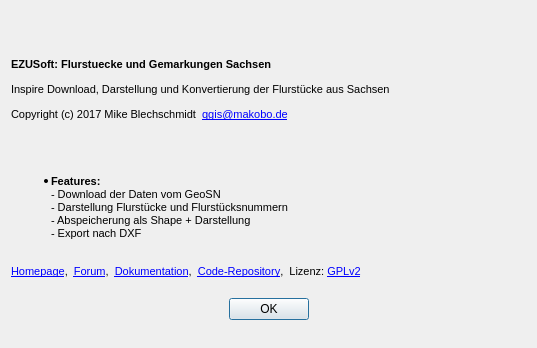
This is uiAbout.ui in EZUSoft/SaxonyCadastralParcels as Qt 5 draws it before an edit. The edited form follows.
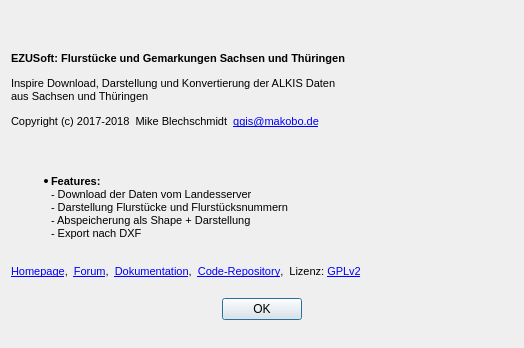
This is the edited form. Icons and pictures are not drawn.

The edit to the form file:
```diff
--- a/uiAbout.ui
+++ b/uiAbout.ui
@@ -51,16 +51,22 @@
      </property>
     </widget>
    </item>
-   <item row="0" column="0">
+   <item row="0" column="0" alignment="Qt::AlignLeft">
     <widget class="QLabel" name="label_2">
+     <property name="sizePolicy">
+      <sizepolicy hsizetype="Maximum" vsizetype="Preferred">
+       <horstretch>0</horstretch>
+       <verstretch>0</verstretch>
+      </sizepolicy>
+     </property>
      <property name="text">
       <string>&lt;!DOCTYPE HTML PUBLIC &quot;-//W3C//DTD HTML 4.0//EN&quot; &quot;http://www.w3.org/TR/REC-html40/strict.dtd&quot;&gt;
 &lt;html&gt;&lt;head&gt;&lt;meta name=&quot;qrichtext&quot; content=&quot;1&quot; /&gt;&lt;style type=&quot;text/css&quot;&gt;
 p, li { white-space: pre-wrap; }
 &lt;/style&gt;&lt;/head&gt;&lt;body style=&quot; font-family:'MS Shell Dlg 2'; font-size:8pt; font-weight:400; font-style:normal;&quot;&gt;
-&lt;p style=&quot; margin-top:12px; margin-bottom:12px; margin-left:0px; margin-right:0px; -qt-block-indent:0; text-indent:0px;&quot;&gt;&lt;span style=&quot; font-weight:600;&quot;&gt;EZUSoft: Flurstuecke und Gemarkungen Sachsen&lt;/span&gt;&lt;/p&gt;
-&lt;p style=&quot; margin-top:12px; margin-bottom:12px; margin-left:0px; margin-right:0px; -qt-block-indent:0; text-indent:0px;&quot;&gt;Inspire Download, Darstellung und Konvertierung der Flurstücke aus Sachsen&lt;/p&gt;
-&lt;p style=&quot; margin-top:12px; margin-bottom:12px; margin-left:0px; margin-right:0px; -qt-block-indent:0; text-indent:0px;&quot;&gt;Copyright (c) 2017 Mike Blechschmidt  &lt;a href=&quot;mailto:qgis@makobo.de&quot;&gt;&lt;span style=&quot; text-decoration: underline; color:#0000ff;&quot;&gt;qgis@makobo.de&lt;/span&gt;&lt;/a&gt;&lt;/p&gt;&lt;/body&gt;&lt;/html&gt;</string>
+&lt;p style=&quot; margin-top:12px; margin-bottom:12px; margin-left:0px; margin-right:0px; -qt-block-indent:0; text-indent:0px;&quot;&gt;&lt;span style=&quot; font-weight:600;&quot;&gt;EZUSoft: Flurstücke und Gemarkungen Sachsen und Thüringen&lt;/span&gt;&lt;/p&gt;
+&lt;p style=&quot; margin-top:12px; margin-bottom:12px; margin-left:0px; margin-right:0px; -qt-block-indent:0; text-indent:0px;&quot;&gt;Inspire Download, Darstellung und Konvertierung der ALKIS Daten &lt;br /&gt;aus Sachsen und Thüringen&lt;/p&gt;
+&lt;p style=&quot; margin-top:12px; margin-bottom:12px; margin-left:0px; margin-right:0px; -qt-block-indent:0; text-indent:0px;&quot;&gt;Copyright (c) 2017-2018  Mike Blechschmidt  &lt;a href=&quot;mailto:qgis@makobo.de&quot;&gt;&lt;span style=&quot; text-decoration: underline; color:#0000ff;&quot;&gt;qgis@makobo.de&lt;/span&gt;&lt;/a&gt;&lt;/p&gt;&lt;/body&gt;&lt;/html&gt;</string>
      </property>
      <property name="scaledContents">
       <bool>false</bool>
@@ -99,7 +105,7 @@
 &lt;html&gt;&lt;head&gt;&lt;meta name=&quot;qrichtext&quot; content=&quot;1&quot; /&gt;&lt;style type=&quot;text/css&quot;&gt;
 p, li { white-space: pre-wrap; }
 &lt;/style&gt;&lt;/head&gt;&lt;body style=&quot; font-family:'MS Shell Dlg 2'; font-size:8pt; font-weight:400; font-style:normal;&quot;&gt;
-&lt;ul style=&quot;margin-top: 0px; margin-bottom: 0px; margin-left: 0px; margin-right: 0px; -qt-list-indent: 1;&quot;&gt;&lt;li style=&quot; margin-top:0px; margin-bottom:0px; margin-left:0px; margin-right:0px; -qt-block-indent:0; text-indent:0px;&quot;&gt;&lt;span style=&quot; font-weight:600;&quot;&gt;Features:&lt;/span&gt;&lt;br /&gt;- Download der Daten vom GeoSN &lt;br /&gt;- Darstellung Flurstücke und Flurstücksnummern&lt;br /&gt;- Abspeicherung als Shape + Darstellung&lt;br /&gt;- Export nach DXF&lt;/li&gt;&lt;/ul&gt;
+&lt;ul style=&quot;margin-top: 0px; margin-bottom: 0px; margin-left: 0px; margin-right: 0px; -qt-list-indent: 1;&quot;&gt;&lt;li style=&quot; margin-top:0px; margin-bottom:0px; margin-left:0px; margin-right:0px; -qt-block-indent:0; text-indent:0px;&quot;&gt;&lt;span style=&quot; font-weight:600;&quot;&gt;Features:&lt;/span&gt;&lt;br /&gt;- Download der Daten vom Landesserver&lt;br /&gt;- Darstellung Flurstücke und Flurstücksnummern&lt;br /&gt;- Abspeicherung als Shape + Darstellung&lt;br /&gt;- Export nach DXF&lt;/li&gt;&lt;/ul&gt;
 &lt;p style=&quot;-qt-paragraph-type:empty; margin-top:0px; margin-bottom:0px; margin-left:0px; margin-right:0px; -qt-block-indent:0; text-indent:0px;&quot;&gt;&lt;br /&gt;&lt;/p&gt;
 &lt;p style=&quot; margin-top:12px; margin-bottom:12px; margin-left:0px; margin-right:0px; -qt-block-indent:0; text-indent:0px;&quot;&gt;&lt;a href=&quot;$$Homepage$$&quot;&gt;&lt;span style=&quot; text-decoration: underline; color:#0000ff;&quot;&gt;Homepage&lt;/span&gt;&lt;/a&gt;,  &lt;a href=&quot;$$Forum$$&quot;&gt;&lt;span style=&quot; text-decoration: underline; color:#0000ff;&quot;&gt;Forum&lt;/span&gt;&lt;/a&gt;,  &lt;a href=&quot;$$Doku$$&quot;&gt;&lt;span style=&quot; text-decoration: underline; color:#0000ff;&quot;&gt;Dokumentation&lt;/span&gt;&lt;/a&gt;,  &lt;a href=&quot;https://github.com/EZUSoft/SaxonyCadastralParcels&quot;&gt;&lt;span style=&quot; text-decoration: underline; color:#0000ff;&quot;&gt;Code-Repository&lt;/span&gt;&lt;/a&gt;,  Lizenz: &lt;a href=&quot;http://www.gnu.org/licenses/old-licenses/gpl-2.0.en.html&quot;&gt;&lt;span style=&quot; text-decoration: underline; color:#0000ff;&quot;&gt;GPLv2&lt;/span&gt;&lt;/a&gt;&lt;/p&gt;&lt;/body&gt;&lt;/html&gt;</string>
      </property>
```
